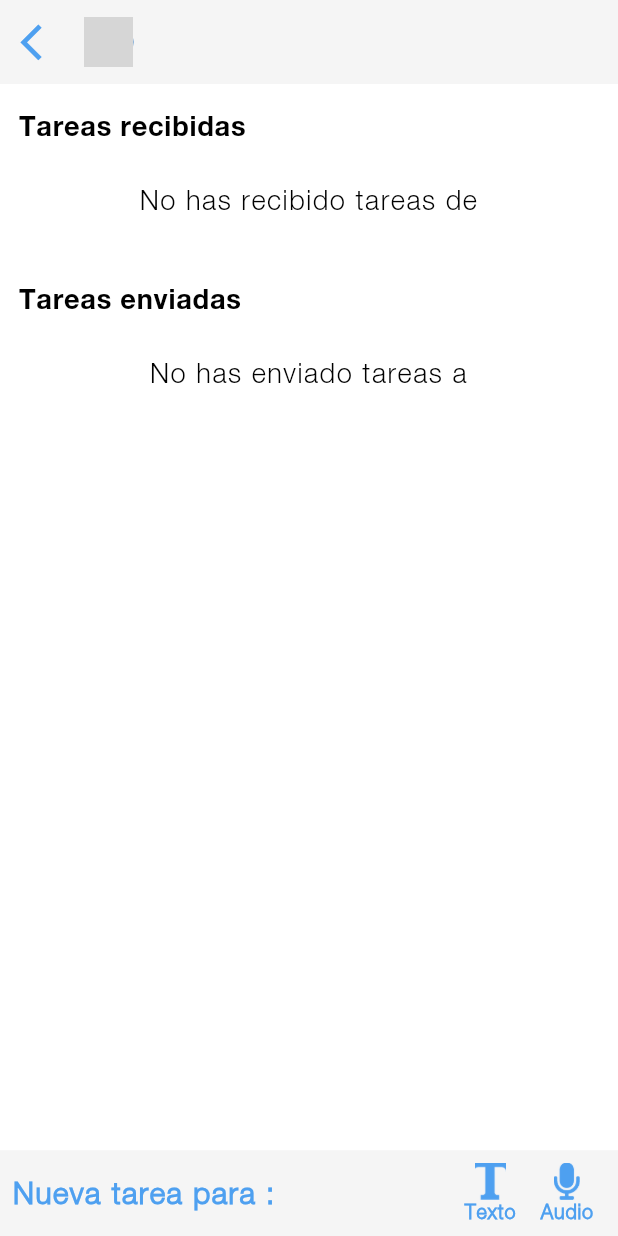
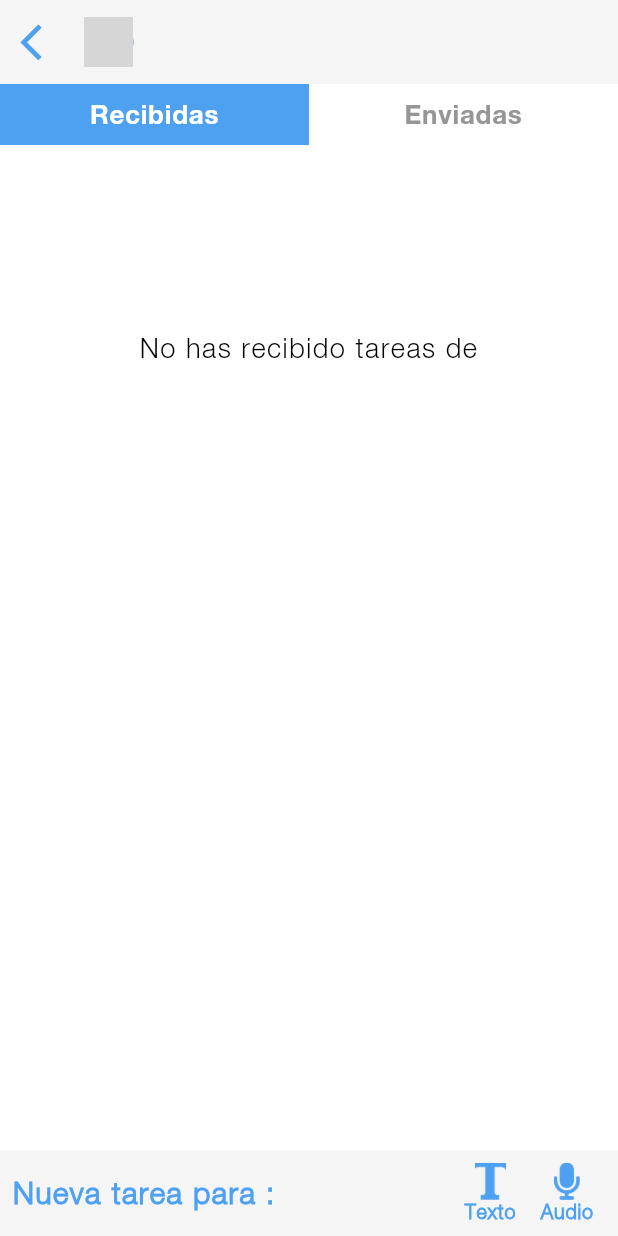
Before and after one commit to jesusdja/WalkietaskV2, a Flutter app: the DetailsTasksForUser screen opened directly with empty values, on a phone screen of 412 x 824 dp. Run offline on Flutter 3.47's test engine with Material 2 defaults, Android fonts, the light colour scheme and no system bars; our stand-ins replace audioplayers, cloud_firestore, equatable, file_picker, firebase_core, firebase_messaging and 6 more; missing offline and left inert: amazon_cognito_identity_dart, flutter_sound; accounts and stored records are empty; network calls fail; grey boxes are pictures that could not be loaded.

Commit message:
actualizare vista de tareas por detalle de usuario

```diff
--- a/lib/utils/Globales.dart
+++ b/lib/utils/Globales.dart
@@ -10,7 +10,7 @@ import 'package:walkietaskv2/utils/shared_preferences.dart';
 String directorioImage = 'http://www.unitydbm.com/uploads/photo/';
 String avatarImage = 'http://www.nabu.me.php72-7.phx1-1.websitetestlink.com/uploads/system/avatar.png';
 
-String versionApp = '1.2.4';
+String versionApp = '1.2.5';
 
 
 Future<String> obtenerToken() async {
--- a/lib/views/Tareas/Create/crear_tarea.dart
+++ b/lib/views/Tareas/Create/crear_tarea.dart
@@ -130,7 +130,8 @@ class _CreateTaskState extends State<CreateTask> {
   }
 
   Widget _taskIsEmpty(){
-    return Container(
+    return SingleChildScrollView(
+      child: Container(
         width: ancho,
         child: Column(
           children: [
@@ -172,6 +173,7 @@ class _CreateTaskState extends State<CreateTask> {
             SizedBox(height: alto * 0.02,),
             _reminderPersonal(),
           ],
+        ),
       ),
     );
   }
--- a/lib/views/Tareas/Create/detalles_tareas_user.dart
+++ b/lib/views/Tareas/Create/detalles_tareas_user.dart
@@ -56,6 +56,7 @@ class _DetailsTasksForUserState extends State<DetailsTasksForUser> {
   double alto = 0;
   double ancho = 0;
   double progressIndicator = 0;
+
   int cant = 0;
 
   TextStyle textStylePrimary;
@@ -67,6 +68,7 @@ class _DetailsTasksForUserState extends State<DetailsTasksForUser> {
 
   bool isPersonal = false;
   bool viewIndicatorProgress = false;
+  bool tagReceived = true;
 
   Usuario user;
 
@@ -160,47 +162,36 @@ class _DetailsTasksForUserState extends State<DetailsTasksForUser> {
   Widget _body(){
 
     double h = alto < 600 ? alto * 0.32 : alto * 0.34;
+    double h2 = alto < 600 ? alto * 0.72 : alto * 0.75;
 
-    return SingleChildScrollView(
-      child: Container(
-        width: ancho,
+    return Container(
+      width: ancho,
+      color: Colors.grey[100],
+      child: SingleChildScrollView(
         child: Column(
           mainAxisSize: MainAxisSize.max,
           children: [
-            isPersonal ? Container() : Container(
+            isPersonal ? Container() :
+            Container(
               width: ancho,
-              height: alto * 0.06,
-              //color: Colors.orange,
-              child: Container(
-                margin: EdgeInsets.only(top: alto * 0.02, left: ancho * 0.03),
-                child: Text('Tareas recibidas', style: textStylePrimaryBold,),
+              child: Row(
+                children: [
+                  tag(0),
+                  tag(1),
+                ],
               ),
             ),
-            isPersonal ? Container() : Container(
+            isPersonal ? Container() :
+            Container(
+              height: h2,
               width: ancho,
-              height: listRecived.isEmpty ? alto * 0.08 : h,
-              //color: Colors.red,
-              child: _listTaskRecived(h),
-            ),
-            isPersonal ? Container() : Container(
-              width: ancho,
-              height: alto * 0.06,
-              //color: Colors.blue,
-              child: Container(
-                margin: EdgeInsets.only(top: alto * 0.02, left: ancho * 0.03),
-                child: Text('Tareas enviadas', style: textStylePrimaryBold,),
-              ),
-            ),
-            isPersonal ? Container() : Container(
-              width: ancho,
-              height: h,
-              //color: Colors.grey,
-              child: _listTaskSend(h),
+              color: WalkieTaskColors.white,
+              child: tagReceived ? _listTaskRecived() : _listTaskSend(),
             ),
             isPersonal ? Container(
               width: ancho,
               height: alto * 0.06,
-              //color: Colors.blue,
+              color: WalkieTaskColors.white,
               child: Container(
                 margin: EdgeInsets.only(top: alto * 0.02, left: ancho * 0.03),
                 child: Text('Mis Recordatorios', style: textStylePrimaryBold,),
@@ -208,7 +199,8 @@ class _DetailsTasksForUserState extends State<DetailsTasksForUser> {
             ) : Container(),
             isPersonal ? Container(
               width: ancho,
-              height: h * 2.1,
+              color: WalkieTaskColors.white,
+              height: h2,
               //color: Colors.grey,
               child: _listTaskPersonal(h),
             ) : Container(),
@@ -218,8 +210,41 @@ class _DetailsTasksForUserState extends State<DetailsTasksForUser> {
     );
   }
 
-  Widget _listTaskRecived(double h){
-    List<Widget> data = [];
+  Widget tag(int type){
+    String name = 'Recibidas';
+    bool activo = tagReceived;
+
+    if(type == 1){
+      name = 'Enviadas';
+      activo = !tagReceived;
+    }
+
+    TextStyle style = WalkieTaskStyles().styleHelveticaNeueBold(size: alto * 0.021, color: WalkieTaskColors.white, spacing: 0.5);
+    TextStyle style2 = WalkieTaskStyles().styleHelveticaNeueBold(size: alto * 0.021, color: WalkieTaskColors.color_969696, spacing: 0.5);
+
+    return Expanded(
+      child: InkWell(
+        onTap: (){
+          if(type == 0){
+            tagReceived = true;
+          }else{
+            tagReceived = false;
+          }
+          setState(() {});
+        },
+        child: Container(
+          padding: EdgeInsets.all(alto * 0.012),
+          color: activo ? WalkieTaskColors.primary : WalkieTaskColors.white,
+          child: Text(name, textAlign: TextAlign.center, style: activo ? style : style2,),
+        ),
+      ),
+    );
+  }
+
+  Widget _listTaskRecived(){
+    List<Widget> data = [
+      SizedBox(height: alto * 0.02,)
+    ];
     listRecived.forEach((task) {
       if(task.finalized != 1){
         bool isNew = false;
@@ -337,13 +362,12 @@ class _DetailsTasksForUserState extends State<DetailsTasksForUser> {
       width: ancho,
       child: listRecived.isEmpty ?
       Container(
-        margin: EdgeInsets.only(top: alto * 0.02),
+        margin: EdgeInsets.only(top: alto * 0.15),
         width: ancho,
         child: Text('No has recibido tareas de ${user.name}', style: textStylePrimary, textAlign: TextAlign.center,),
       ) :
       Container(
         width: ancho,
-        height: h,
         child: SingleChildScrollView(
           child: Column(
             mainAxisSize: MainAxisSize.max,
@@ -354,8 +378,10 @@ class _DetailsTasksForUserState extends State<DetailsTasksForUser> {
     );
   }
 
-  Widget _listTaskSend(double h){
-    List<Widget> data = [];
+  Widget _listTaskSend(){
+    List<Widget> data = [
+      SizedBox(height: alto * 0.02,)
+    ];
     listSend.forEach((task) {
       if(task.finalized != 1){
         String daysLeft = getDayDiff(task.deadline);
@@ -464,13 +490,12 @@ class _DetailsTasksForUserState extends State<DetailsTasksForUser> {
       width: ancho,
       child: listSend.isEmpty ?
       Container(
-        margin: EdgeInsets.only(top: alto * 0.02),
+        margin: EdgeInsets.only(top: alto * 0.15),
         width: ancho,
         child: Text('No has enviado tareas a ${user.name}', style: textStylePrimary, textAlign: TextAlign.center,),
       ) :
       Container(
         width: ancho,
-        height: h,
         child: SingleChildScrollView(
           child: Column(
             mainAxisSize: MainAxisSize.max,
--- a/pubspec.yaml
+++ b/pubspec.yaml
@@ -3,7 +3,7 @@ description: A new Flutter application.
 
 publish_to: 'none' # Remove this line if you wish to publish to pub.dev
 
-version: 1.2.4+1
+version: 1.2.5+1
 
 environment:
   sdk: ">=2.7.0 <3.0.0"
```
Lines whose indentation alone changed are shown as unchanged.
